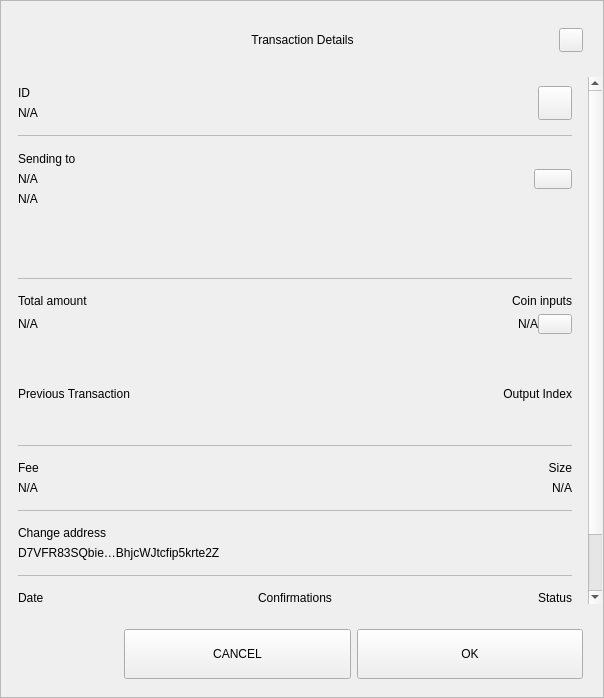
Before: the Qt Designer form src/qt/pivx/forms/sendconfirmdialog.ui in al3xr3is/wallet_test, drawn with Qt 5.
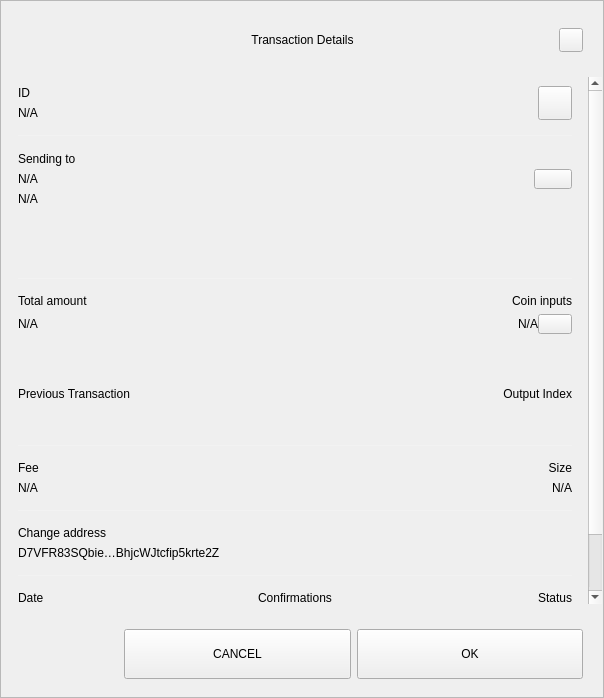
After: the same form once the commit is applied.

What changed in the file:
```diff
--- a/src/qt/pivx/forms/sendconfirmdialog.ui
+++ b/src/qt/pivx/forms/sendconfirmdialog.ui
@@ -334,7 +334,7 @@
                    </size>
                   </property>
                   <property name="styleSheet">
-                   <string notr="true">background-color:#bababa;</string>
+                   <string notr="true">background-color:#f2f2f2;</string>
                   </property>
                   <property name="text">
                    <string/>
@@ -490,7 +490,7 @@
                    </size>
                   </property>
                   <property name="styleSheet">
-                   <string notr="true">background-color:#bababa;</string>
+                   <string notr="true">background-color:#f2f2f2;</string>
                   </property>
                   <property name="text">
                    <string/>
@@ -664,7 +664,7 @@
                    </size>
                   </property>
                   <property name="styleSheet">
-                   <string notr="true">background-color:#bababa;</string>
+                   <string notr="true">background-color:#f2f2f2;</string>
                   </property>
                   <property name="text">
                    <string/>
@@ -761,7 +761,7 @@
                    </size>
                   </property>
                   <property name="styleSheet">
-                   <string notr="true">background-color:#bababa;</string>
+                   <string notr="true">background-color:#f2f2f2;</string>
                   </property>
                   <property name="text">
                    <string/>
@@ -815,7 +815,7 @@
                    </size>
                   </property>
                   <property name="styleSheet">
-                   <string notr="true">background-color:#bababa;</string>
+                   <string notr="true">background-color:#f2f2f2;</string>
                   </property>
                   <property name="text">
                    <string/>
```
Left out of the diff: 2 changed lines with no effect on the pictures.
